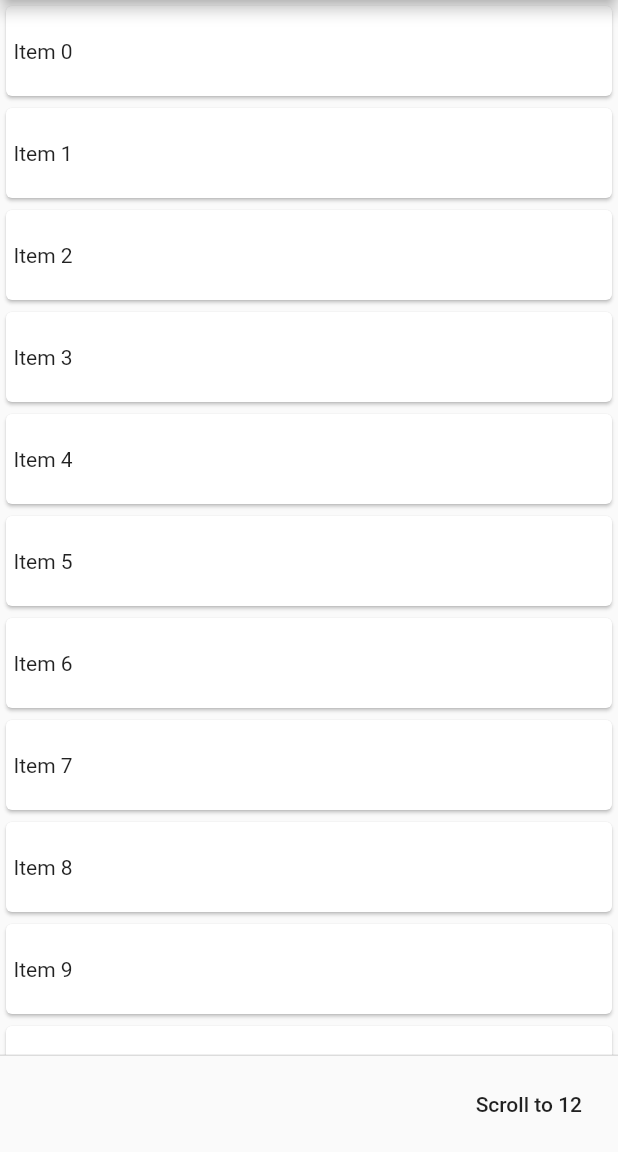
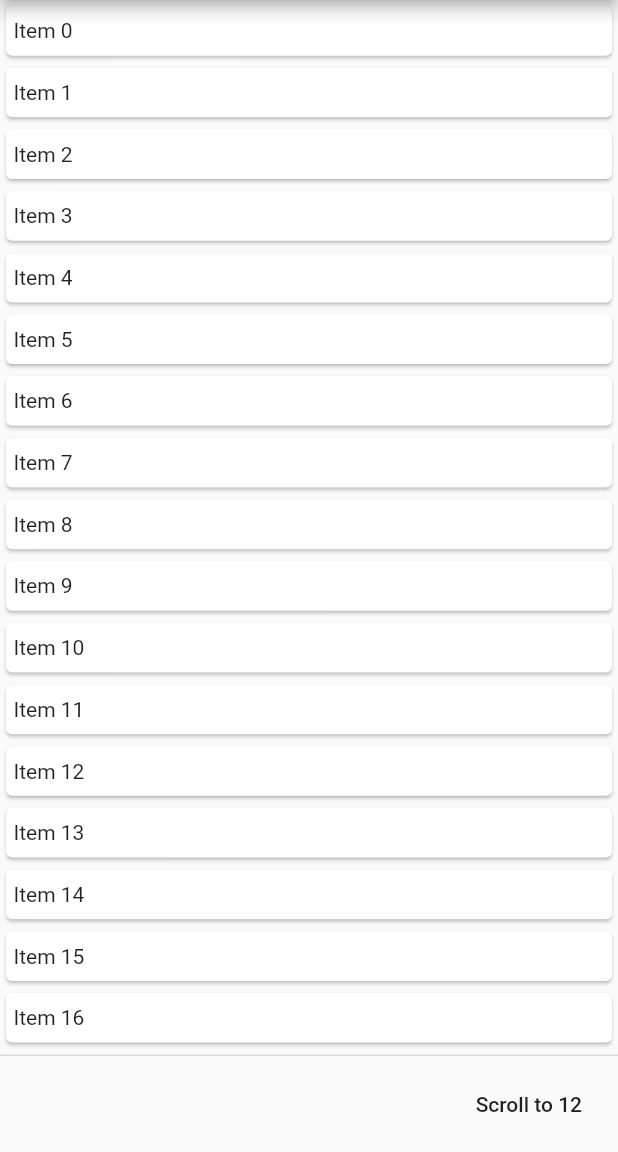
Before and after one commit to CarGuo/gsy_flutter_book, a Flutter app: the ScrollToIndexDemoPage2 screen opened by its route, on a phone screen of 412 x 824 dp, the part 84-1236 px from its top. Run offline on Flutter 3.47's test engine with Material 2 defaults, Android fonts, the phone set to English and light mode, and no system bars; our stand-ins replace scroll_to_index.

Commit message:
random height

```diff
--- a/lib/main.dart
+++ b/lib/main.dart
@@ -14,11 +14,11 @@ class MyApp extends StatelessWidget {
   @override
   Widget build(BuildContext context) {
     return MaterialApp(
-      title: 'Flutter Demo',
+      title: 'GSY Flutter Demo',
       theme: ThemeData(
         primarySwatch: Colors.blue,
       ),
-      home: MyHomePage(title: 'Flutter Demo Home Page'),
+      home: MyHomePage(title: 'GSY Flutter Demo'),
       routes: routers,
     );
   }
--- a/lib/widget/scroll_to_index_demo_page2.dart
+++ b/lib/widget/scroll_to_index_demo_page2.dart
@@ -1,3 +1,5 @@
+import 'dart:math' as math;
+
 import 'package:flutter/material.dart';
 
 /// 滑动到指定位置 GlobalKey 版本
@@ -75,6 +77,11 @@ class _ScrollToIndexDemoPageState2 extends State<ScrollToIndexDemoPage2> {
 }
 
 class CardItem extends StatelessWidget {
+
+
+  final random = math.Random();
+
+
   final ItemModel data;
 
   CardItem(this.data, {key}) : super(key: key);
@@ -83,7 +90,7 @@ class CardItem extends StatelessWidget {
   Widget build(BuildContext context) {
     return Card(
       child: new Container(
-        height: 60,
+        height: (300 * random.nextDouble()),
         alignment: Alignment.centerLeft,
         child: new Container(
           margin: EdgeInsets.all(5),
```
